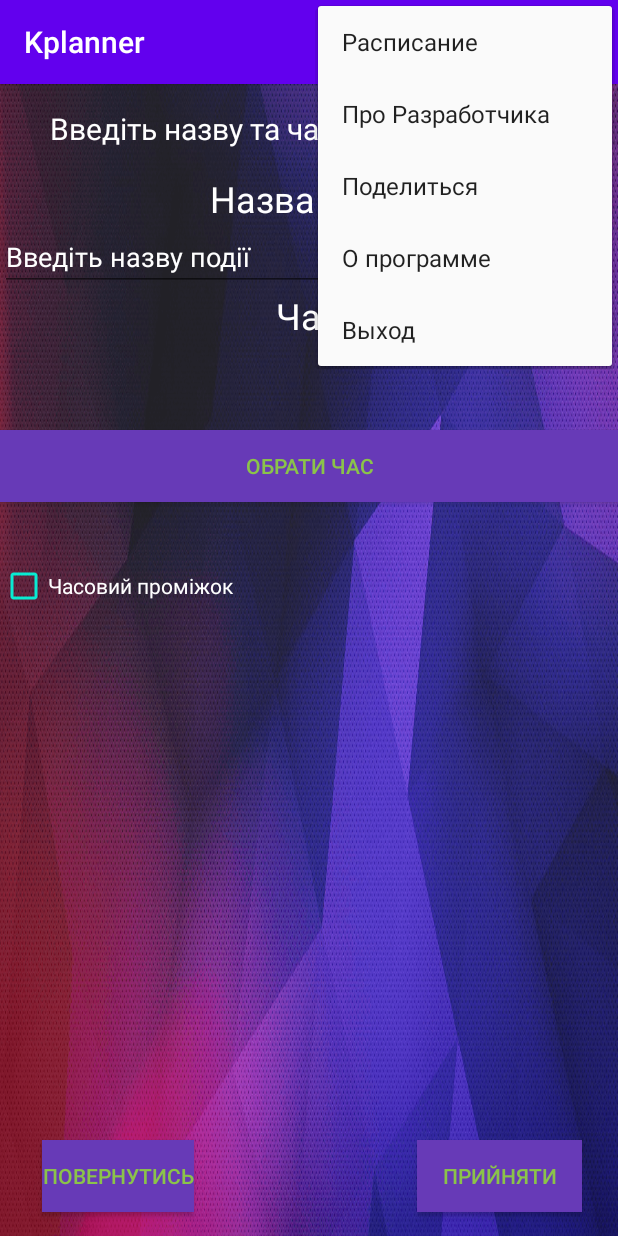
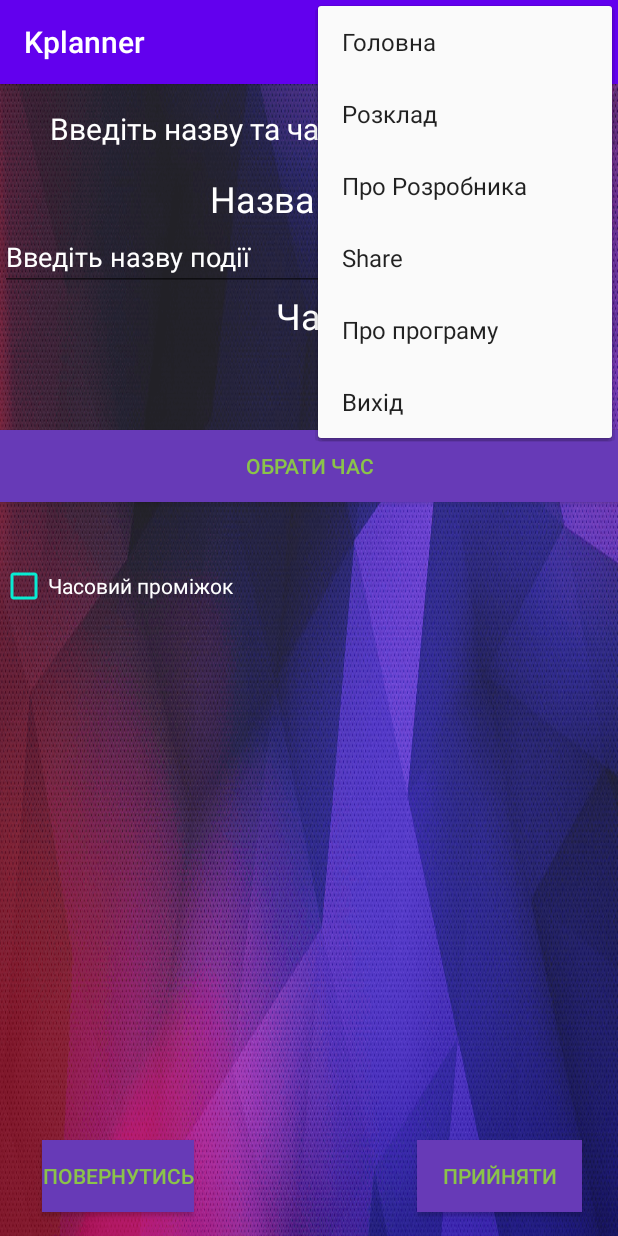
Before and after one commit to ViktorBraus/AndroidStudio, an Android app: the fragment PlansFragment placed in its activity, with the options menu open, on a phone screen of 412 x 824 dp. Run offline under Robolectric (Android 15) with nearby library versions, the phone set to English and light mode, and no system bars; our stand-ins replace Room's generated code, Timber, data binding; libraries missing offline, so code that uses them is left out: com.wdullaer.materialdatetimepicker; 3 statements that could not run were skipped.

Commit message:
Полностью закончил реализовывать основную логику приложения. добавил проверку на "авторизацию" пользователя, реализовал добавление планов в расписание на любой день

```diff
--- a/app/src/main/java/viktor/braus/kplanner/entity/PlansDatabase.kt
+++ b/app/src/main/java/viktor/braus/kplanner/entity/PlansDatabase.kt
@@ -5,7 +5,7 @@ import androidx.room.Database
 import androidx.room.Room
 import androidx.room.RoomDatabase
 
-@Database(entities = [Plans::class], version = 3,exportSchema = false)
+@Database(entities = [Plans::class], version = 4,exportSchema = false)
 abstract class PlansDatabase : RoomDatabase()
 {
     abstract val plansDAO: PlansDAO
--- a/app/src/main/java/viktor/braus/kplanner/plans/plansCreating/PlansFragment.kt
+++ b/app/src/main/java/viktor/braus/kplanner/plans/plansCreating/PlansFragment.kt
@@ -1,11 +1,11 @@
 package viktor.braus.kplanner.plans.plansCreating
 
-import android.graphics.Color
 import android.os.Bundle
 import android.view.LayoutInflater
 import android.view.View
 import android.view.ViewGroup
 import android.widget.TextView
+import android.widget.Toast
 import androidx.databinding.DataBindingUtil
 import androidx.fragment.app.Fragment
 import androidx.lifecycle.Observer
@@ -18,7 +18,6 @@ import viktor.braus.kplanner.R
 import viktor.braus.kplanner.databinding.PlansFragmentBinding
 import viktor.braus.kplanner.entity.PlansDatabase
 import viktor.braus.kplanner.mainPage.MainActivity
-import viktor.braus.kplanner.plans.listOfPlans.ListFragment
 
 
 class PlansFragment : Fragment() {
@@ -32,6 +31,7 @@ class PlansFragment : Fragment() {
             container,
             false
         )
+        Timber.i("DDay: ${MainActivity.dayText}")
         var text: TextView = binding.nameEvent
         val application = requireNotNull(this.activity).application
         val dataSource = PlansDatabase.getInstance(application).plansDAO
@@ -60,14 +60,35 @@ class PlansFragment : Fragment() {
                 fragmentManager?.let { it1 -> startTimePicker.show(it1, "Start Time Picker") }
         }
         binding.timeEndButton.setOnClickListener {
+            if(viewModel.selectedStartTime.value.toString() == "00:00" && viewModel.selectedEndTime.value.toString() == "00:00" && !viewModel.counter)
+            {
+                Toast.makeText(this.activity, "Введіть будь ласка спочатку час початку події", Toast.LENGTH_SHORT).show()
+            }
+            else
+            {
                 val field1 = binding.nameEvent.text.toString()
                 viewModel.update1(field1)
                 val startTime = viewModel.selectedEndTime.value ?: LocalTime.of(0, 0)
                 val startTimePicker = TimePickerDialog.newInstance({ _, hour, minute, _ ->
                     val time = LocalTime.of(hour, minute)
                     viewModel.setSelectedEndTime(time)
+                    if(viewModel.selectedStartTime.value?.hour!! <= viewModel.selectedEndTime.value?.hour!!)
+                    {
+                        if (viewModel.selectedStartTime.value?.minute!! < viewModel.selectedEndTime.value?.minute!!)
+                            viewModel.setSelectedEndTime(time)
+                        else {
+                            Toast.makeText(this.activity, "Введіть будь ласка хвилини, більші за час початку події", Toast.LENGTH_SHORT).show()
+                            viewModel.setSelectedEndTime(LocalTime.of(0, 0))
+                        }
+                    }
+                    else
+                    {
+                        Toast.makeText(this.activity, "Введіть будь ласка час, більший за час початку події", Toast.LENGTH_SHORT).show()
+                        viewModel.setSelectedEndTime(LocalTime.of(0,0))
+                    }
                 }, startTime.hour, startTime.minute, true)
                 fragmentManager?.let { it1 -> startTimePicker.show(it1, "End Time Picker") }
+            }
         }
         binding.accept.setOnClickListener {
             viewModel.onStartTracking()
--- a/app/src/main/java/viktor/braus/kplanner/plans/plansCreating/PlansViewModel.kt
+++ b/app/src/main/java/viktor/braus/kplanner/plans/plansCreating/PlansViewModel.kt
@@ -1,48 +1,37 @@
 package viktor.braus.kplanner.plans.plansCreating
 
-import android.annotation.SuppressLint
 import android.app.Application
-import android.app.TimePickerDialog
-import android.content.Intent
 import android.view.View
-import android.widget.TextView
 import androidx.lifecycle.*
-import androidx.navigation.fragment.findNavController
 import kotlinx.coroutines.*
 import org.threeten.bp.LocalTime
 import org.threeten.bp.format.DateTimeFormatter
 import timber.log.Timber
-import viktor.braus.kplanner.R
 import viktor.braus.kplanner.entity.Plans
 import viktor.braus.kplanner.entity.PlansDAO
 import viktor.braus.kplanner.mainPage.MainActivity
-import viktor.braus.kplanner.mainPage.formatNights
-import viktor.braus.kplanner.plans.listOfPlans.ListFragment
-import viktor.braus.kplanner.plans.listOfPlans.ListViewModel
-import java.sql.Time
-import java.text.SimpleDateFormat
-import java.util.*
 
 class PlansViewModel(application: Application,
                      private val plansDAO: PlansDAO) : AndroidViewModel(application) {
     //////////////////////                                      Для связи с БД
     private var plan = MutableLiveData<Plans?>()
     private val plans = plansDAO.getAllPlans()
-    val nightsString = Transformations.map(plans) { nights ->
-        formatNights(nights, application.resources)
-    }
+
     var counter: Boolean = true
     /////////////////////////////////////////////////////       для записи значений имени и времени события
+    private var _daytext = MutableLiveData<String>()
+    val daytext: LiveData<String>
+        get() = _daytext
     private var _nameEvent = MutableLiveData<String>()
     val nameEvent: LiveData<String>
         get() = _nameEvent
     fun update1(result: String){ _nameEvent.value = result }
     private val _selectedTime = MutableLiveData<LocalTime>()
     val selectedTime: LiveData<LocalTime> = _selectedTime
-    fun setSelectedTime(time: LocalTime) {
+    fun setSelectedTime(time: LocalTime?) {
         _selectedTime.value = time
     }
-    private val _selectedStartTime = MutableLiveData<LocalTime>()
+    val _selectedStartTime = MutableLiveData<LocalTime>()
     val selectedStartTime: LiveData<LocalTime> = _selectedStartTime
     fun setSelectedStartTime(time: LocalTime) {
         _selectedStartTime.value = time
@@ -53,7 +42,7 @@ class PlansViewModel(application: Application,
         _selectedEndTime.value = time
     }
     var timeText: LiveData<String> = Transformations.map(_selectedTime) {
-        it.format(DateTimeFormatter.ofPattern("hh:mm a"))
+            it.format(DateTimeFormatter.ofPattern("hh:mm a"))
     }
     var timeStartText: LiveData<String> = Transformations.map(_selectedStartTime) {
         it.format(DateTimeFormatter.ofPattern("hh:mm a"))
@@ -109,7 +98,12 @@ class PlansViewModel(application: Application,
             return _editTime.value
         }
     }
-
+    fun showUser():String
+    {
+        Timber.i("-------------------------------------")
+        _daytext.value = MainActivity.dayText
+        return  _daytext.value.toString()
+    }
     private fun initializePlans()
     {
         viewModelScope.launch {
@@ -137,8 +131,9 @@ class PlansViewModel(application: Application,
     {
         val newPlan = Plans()
         viewModelScope.launch{
+            newPlan.EventDay= MainActivity.dayText.toString()
             newPlan.EventName = nameEvent.value.toString()
-            if(selectedTime.value.toString() == "00:00")
+            if(selectedTime.value.toString() == "00:00" && !counter)
             {
                 newPlan.Time="Інтервал"
                 newPlan.StartTime = selectedStartTime.value.toString()
--- a/app/src/main/res/menu/main_menu.xml
+++ b/app/src/main/res/menu/main_menu.xml
@@ -1,23 +1,27 @@
 <?xml version="1.0" encoding="utf-8"?>
 <menu xmlns:android="http://schemas.android.com/apk/res/android">
     <item
+        android:id="@+id/main_activity"
+        android:orderInCategory="1"
+        android:title="Головна" />
+    <item
         android:id="@+id/open_activity"
         android:orderInCategory="1"
-        android:title="Расписание" />
+        android:title="Розклад" />
     <item
         android:id="@+id/about"
         android:orderInCategory="2"
-        android:title="Про Разработчика" />
+        android:title="Про Розробника" />
     <item
         android:id="@+id/Rules"
         android:orderInCategory="3"
-        android:title="Поделиться" />
+        android:title="Share" />
     <item
         android:id="@+id/information"
         android:orderInCategory="4"
-        android:title="О программе" />
+        android:title="Про програму" />
     <item
         android:id="@+id/exit"
         android:orderInCategory="5"
-        android:title="Выход" />
+        android:title="Вихід" />
 </menu>
```
Also changed, not shown: app/src/main/java/viktor/braus/kplanner/entity/Plans.kt (+7 -5 lines), app/src/main/java/viktor/braus/kplanner/mainPage/MainActivity.kt (+72 -18 lines), app/src/main/java/viktor/braus/kplanner/mainPage/Util.kt (+140 -8 lines), app/src/main/java/viktor/braus/kplanner/plans/listOfPlans/ListViewModel.kt (+23 -8 lines), app/src/main/res/layout/list_fragment.xml (+7 -1 lines). Lines whose indentation alone changed are shown as unchanged.
